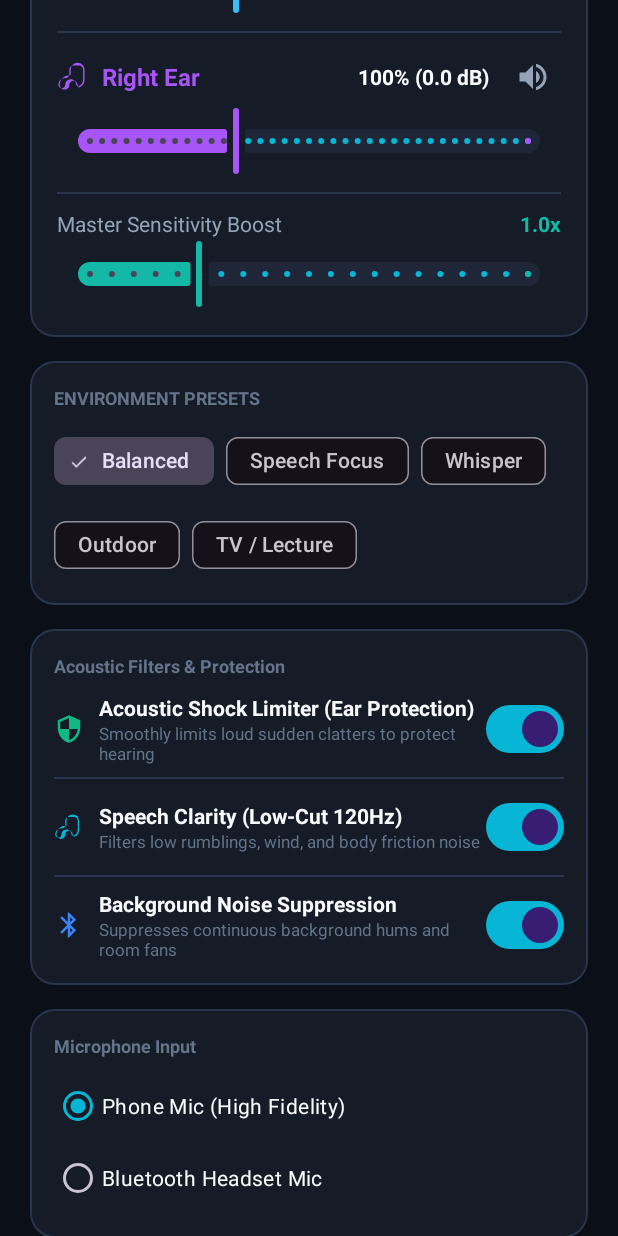
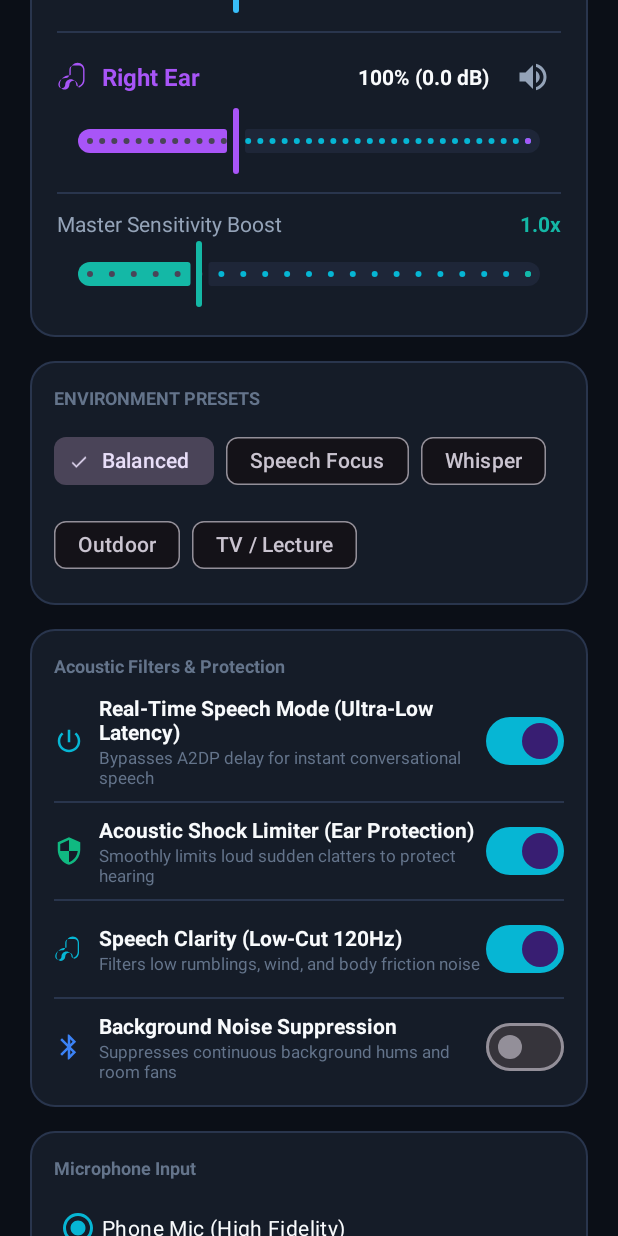
Before and after one commit to rudhrahas-dev/aurahear, an Android app: the screen it shows after launch (MainActivity), scrolled down 576 dp, on a phone screen of 412 x 824 dp. Run offline under Robolectric (Android 15) with nearby library versions, the phone set to English and light mode, and no system bars; pictures from the network do not load.

Commit message:
feat(v1.0.1): Add ultra-low latency voice communication mode, shrink hardware buffer to 256 samples, and bump to v1.0.1

```diff
--- a/app/build.gradle
+++ b/app/build.gradle
@@ -11,8 +11,8 @@ android {
         applicationId "com.aurahear.app"
         minSdk 26
         targetSdk 34
-        versionCode 1
-        versionName "1.0.0"
+        versionCode 2
+        versionName "1.0.1"
 
         testInstrumentationRunner "androidx.test.runner.AndroidJUnitRunner"
     }
--- a/app/src/main/java/com/aurahear/app/MainActivity.kt
+++ b/app/src/main/java/com/aurahear/app/MainActivity.kt
@@ -18,6 +18,7 @@ import android.view.View
 import com.aurahear.app.databinding.ActivityMainBinding
 import com.aurahear.app.model.AudioSettings
 import com.aurahear.app.model.HearingPreset
+import com.aurahear.app.model.LatencyMode
 import com.aurahear.app.model.MicSource
 import com.aurahear.app.receiver.BluetoothAudioMonitor
 import com.aurahear.app.service.HearingAidService
@@ -216,6 +217,12 @@ class MainActivity : AppCompatActivity() {
         }
 
         // Filters and Safety Switches
+        binding.switchLowLatency.setOnCheckedChangeListener { _, isChecked ->
+            val settings = getCurrentSettings()
+            settings.latencyMode = if (isChecked) LatencyMode.ULTRA_LOW_LATENCY else LatencyMode.HIGH_FIDELITY
+            applySettings(settings)
+        }
+
         binding.switchSafetyLimiter.setOnCheckedChangeListener { _, isChecked ->
             val settings = getCurrentSettings()
             settings.isSafetyLimiterEnabled = isChecked
@@ -384,6 +391,7 @@ class MainActivity : AppCompatActivity() {
         updateMuteButtonUI(isLeft = true, isMuted = settings.isLeftMuted)
         updateMuteButtonUI(isLeft = false, isMuted = settings.isRightMuted)
 
+        binding.switchLowLatency.isChecked = (settings.latencyMode == LatencyMode.ULTRA_LOW_LATENCY)
         binding.switchSafetyLimiter.isChecked = settings.isSafetyLimiterEnabled
         binding.switchSpeechClarity.isChecked = settings.isHighPassEnabled
         binding.switchNoiseSuppression.isChecked = settings.isNoiseSuppressionEnabled
--- a/app/src/main/java/com/aurahear/app/model/AudioSettings.kt
+++ b/app/src/main/java/com/aurahear/app/model/AudioSettings.kt
@@ -6,6 +6,11 @@ import android.content.SharedPreferences
 enum class MicSource {
     PHONE_MIC,
     BLUETOOTH_MIC
+}
+
+enum class LatencyMode {
+    ULTRA_LOW_LATENCY,
+    HIGH_FIDELITY
 }
 
 enum class HearingPreset(val title: String) {
@@ -24,9 +29,10 @@ data class AudioSettings(
     var masterBoost: Float = 1.0f,         // 0.5f to 2.0f
     var isLinked: Boolean = false,          // Adjust both ears synchronously
     var isHighPassEnabled: Boolean = true, // Low-cut rumble filter (120Hz)
-    var isNoiseSuppressionEnabled: Boolean = true,
+    var isNoiseSuppressionEnabled: Boolean = false, // Set false by default to remove FFT lookahead delay
     var isSafetyLimiterEnabled: Boolean = true, // Soft-knee acoustic limiter
-    var micSource: MicSource = MicSource.PHONE_MIC
+    var micSource: MicSource = MicSource.PHONE_MIC,
+    var latencyMode: LatencyMode = LatencyMode.ULTRA_LOW_LATENCY
 ) {
     companion object {
         private const val PREFS_NAME = "aurahear_audio_prefs"
@@ -40,6 +46,7 @@ data class AudioSettings(
         private const val KEY_NOISE_SUPP = "noise_supp_enabled"
         private const val KEY_SAFETY_LIMITER = "safety_limiter_enabled"
         private const val KEY_MIC_SOURCE = "mic_source"
+        private const val KEY_LATENCY_MODE = "latency_mode"
 
         fun load(context: Context): AudioSettings {
             val prefs = context.getSharedPreferences(PREFS_NAME, Context.MODE_PRIVATE)
@@ -51,10 +58,13 @@ data class AudioSettings(
                 masterBoost = prefs.getFloat(KEY_MASTER_BOOST, 1.0f),
                 isLinked = prefs.getBoolean(KEY_LINKED, false),
                 isHighPassEnabled = prefs.getBoolean(KEY_HIGH_PASS, true),
-                isNoiseSuppressionEnabled = prefs.getBoolean(KEY_NOISE_SUPP, true),
+                isNoiseSuppressionEnabled = prefs.getBoolean(KEY_NOISE_SUPP, false),
                 isSafetyLimiterEnabled = prefs.getBoolean(KEY_SAFETY_LIMITER, true),
                 micSource = MicSource.valueOf(
                     prefs.getString(KEY_MIC_SOURCE, MicSource.PHONE_MIC.name) ?: MicSource.PHONE_MIC.name
+                ),
+                latencyMode = LatencyMode.valueOf(
+                    prefs.getString(KEY_LATENCY_MODE, LatencyMode.ULTRA_LOW_LATENCY.name) ?: LatencyMode.ULTRA_LOW_LATENCY.name
                 )
             )
         }
@@ -73,6 +83,7 @@ data class AudioSettings(
             putBoolean(KEY_NOISE_SUPP, isNoiseSuppressionEnabled)
             putBoolean(KEY_SAFETY_LIMITER, isSafetyLimiterEnabled)
             putString(KEY_MIC_SOURCE, micSource.name)
+            putString(KEY_LATENCY_MODE, latencyMode.name)
             apply()
         }
     }
--- a/app/src/main/res/layout/activity_main.xml
+++ b/app/src/main/res/layout/activity_main.xml
@@ -513,11 +513,61 @@
                 android:textSize="12sp"
                 android:textStyle="bold" />
 
+            <!-- Real-Time Speech (Ultra-Low Latency) -->
+            <LinearLayout
+                android:layout_width="match_parent"
+                android:layout_height="wrap_content"
+                android:layout_marginTop="10dp"
+                android:gravity="center_vertical"
+                android:orientation="horizontal">
+
+                <ImageView
+                    android:layout_width="20dp"
+                    android:layout_height="20dp"
+                    android:src="@drawable/ic_power"
+                    app:tint="@color/primary_cyan"
+                    android:contentDescription="Low Latency" />
+
+                <LinearLayout
+                    android:layout_width="0dp"
+                    android:layout_height="wrap_content"
+                    android:layout_marginStart="10dp"
+                    android:layout_weight="1"
+                    android:orientation="vertical">
+
+                    <TextView
+                        android:layout_width="wrap_content"
+                        android:layout_height="wrap_content"
+                        android:text="Real-Time Speech Mode (Ultra-Low Latency)"
+                        android:textColor="@color/text_primary"
+                        android:textSize="14sp"
+                        android:textStyle="bold" />
+
+                    <TextView
+                        android:layout_width="wrap_content"
+                        android:layout_height="wrap_content"
+                        android:text="Bypasses A2DP delay for instant conversational speech"
+                        android:textColor="@color/text_muted"
+                        android:textSize="11sp" />
+                </LinearLayout>
+
+                <com.google.android.material.materialswitch.MaterialSwitch
+                    android:id="@+id/switchLowLatency"
+                    android:layout_width="wrap_content"
+                    android:layout_height="wrap_content"
+                    android:checked="true" />
+            </LinearLayout>
+
+            <View
+                android:layout_width="match_parent"
+                android:layout_height="1dp"
+                android:layout_marginVertical="8dp"
+                android:background="@color/card_stroke" />
+
             <!-- Acoustic Limiter -->
             <LinearLayout
                 android:layout_width="match_parent"
                 android:layout_height="wrap_content"
-                android:layout_marginTop="10dp"
                 android:gravity="center_vertical"
                 android:orientation="horizontal">
 
```
Also changed, not shown: app/src/main/java/com/aurahear/app/service/AudioEngine.kt (+55 -16 lines), 3 other files.
